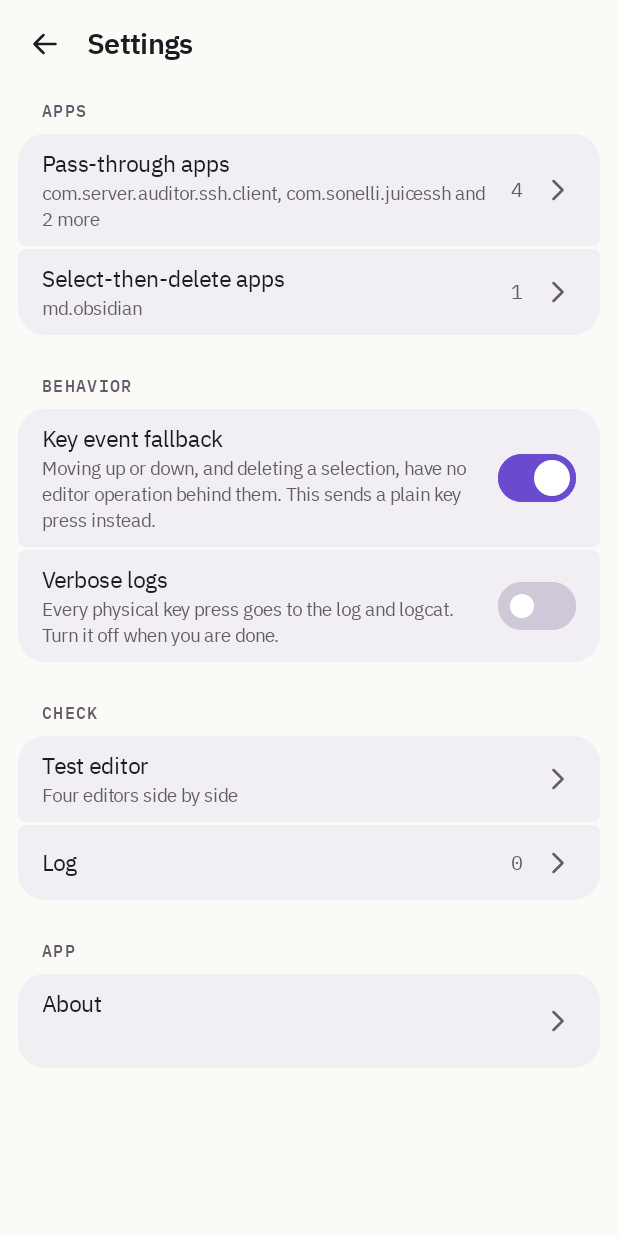
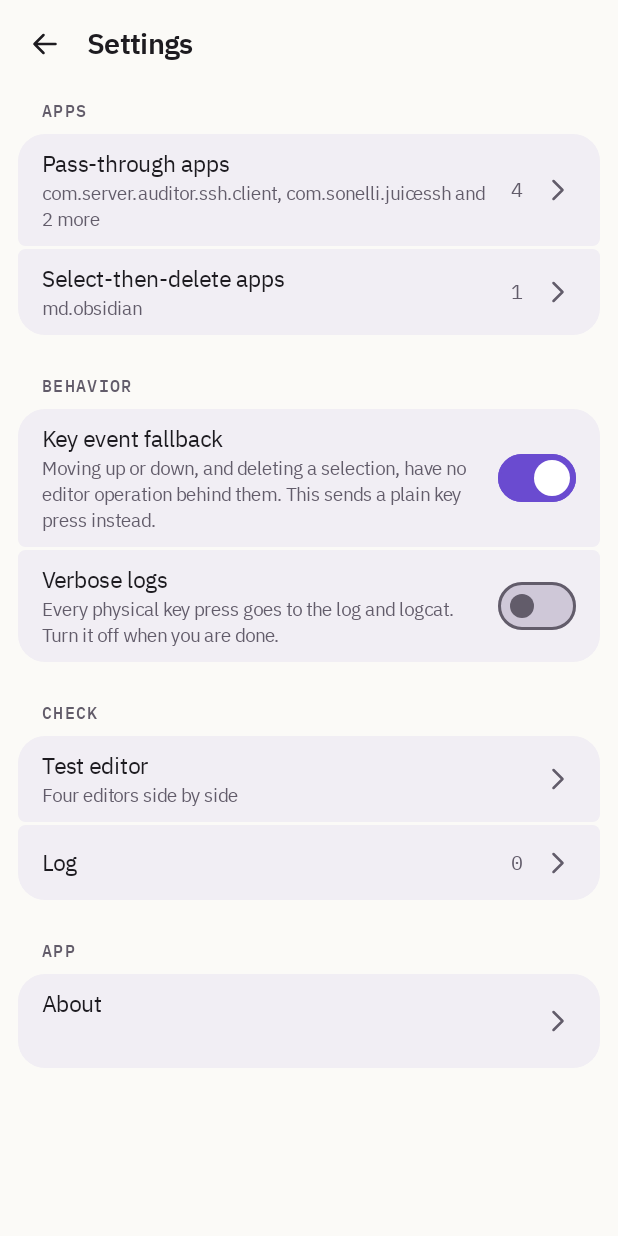
Before and after one commit to wadackel/caretto, an Android app built with Jetpack Compose: the screen it shows after launch (MainActivity), after a tap on "Settings", on a phone screen of 412 x 824 dp. Run offline under Robolectric (Android 15) with nearby library versions, the phone set to English and light mode, and no system bars; pictures from the network do not load.

Commit message:
Outline the off switch in Muted so it reaches 3:1
A switch that is off was a Track fill with a Track border and a white
thumb. In the light theme Track sits at 1.42:1 against Row and the white
thumb at 1.63:1 against Track, so the off state, the one that means every
key passes through, was hard to see. The off state now takes Material's
own shape: a Muted outline and a Muted thumb on the Track fill. Measured
from screencap pixels on the dedicated emulator, the outline reaches
5.61:1 against Row (dark 6.44:1) and the thumb 3.96:1 against Track
(dark 3.92:1, down from the white thumb's 10.45:1).

Closes #8

Co-Authored-By: Claude Opus 5.5 <noreply@anthropic.com>

```diff
--- a/app/src/main/java/dev/wadackel/caretto/ui/Components.kt
+++ b/app/src/main/java/dev/wadackel/caretto/ui/Components.kt
@@ -219,9 +219,11 @@ fun CarettoSwitch(checked: Boolean, onCheckedChange: ((Boolean) -> Unit)?, modif
             checkedTrackColor = colors.accent,
             checkedThumbColor = colors.thumbOn,
             checkedBorderColor = colors.accent,
+            // Track alone is too close to Row to show the switch (1.4:1 in light), and a white
+            // thumb on it is no better, so the off state is drawn by a Muted outline and thumb.
             uncheckedTrackColor = colors.track,
-            uncheckedThumbColor = Color.White,
-            uncheckedBorderColor = colors.track,
+            uncheckedThumbColor = colors.muted,
+            uncheckedBorderColor = colors.muted,
         ),
     )
 }
```
Also changed, not shown: 1 other file.
